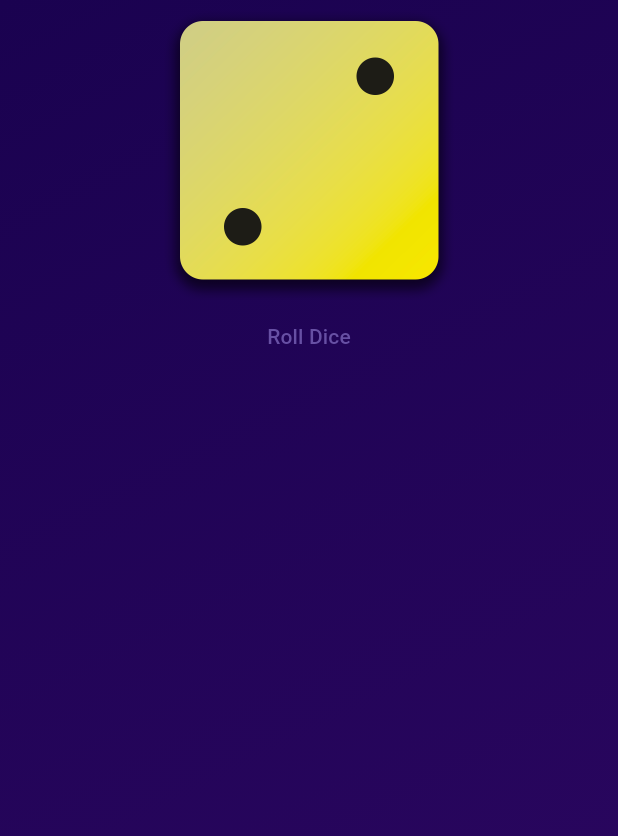
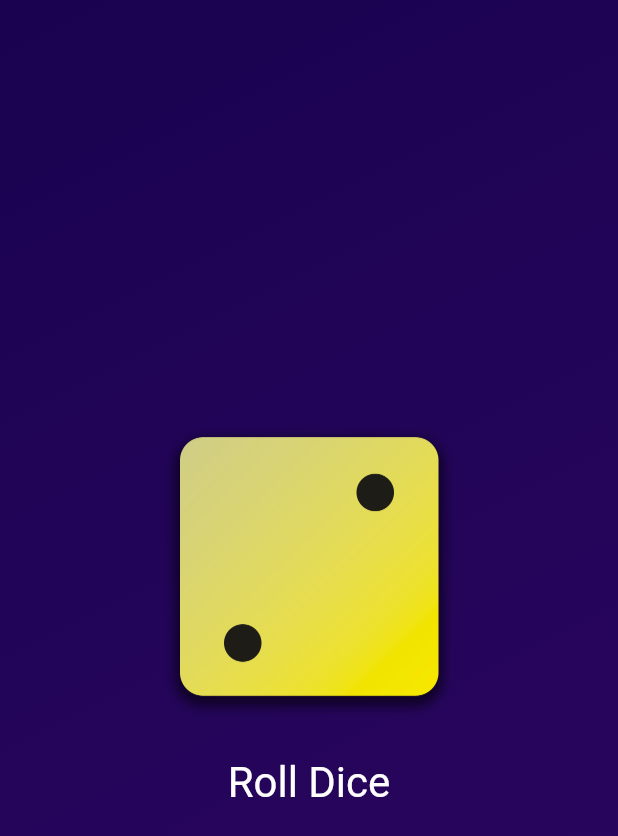
Before and after one commit to Rasyidannas/Flutter-Dart_The-Complete-Guide, a Flutter app: the screen it shows after launch, on a phone screen of 412 x 824 dp. Shown: the top 836 px of the screen. Run offline on Flutter 3.47's test engine with Material 3 defaults, Android fonts, the phone set to English and light mode, and no system bars.

Commit message:
2/47. Styling Buttons & Working with Padding.mp4

```diff
--- a/lib/gradient_container.dart
+++ b/lib/gradient_container.dart
@@ -35,13 +35,21 @@ class GradientContainer extends StatelessWidget {
         ),
       ),
       child: Center(
-        child: Column(children: [
+        child: Column(
+          mainAxisSize: MainAxisSize.min,
+          children: [
           Image.asset(
             'assets/images/dice-2.png',
             width: 200,
           ),
+          const SizedBox(height: 20,),
           TextButton(
             onPressed: rollDice,
+            style: TextButton.styleFrom(
+              // padding: const EdgeInsets.only(top: 20),
+              foregroundColor: Colors.white,
+              textStyle: const TextStyle(fontSize: 28),
+            ),
             child: const Text('Roll Dice'),
           )
         ],),
```
